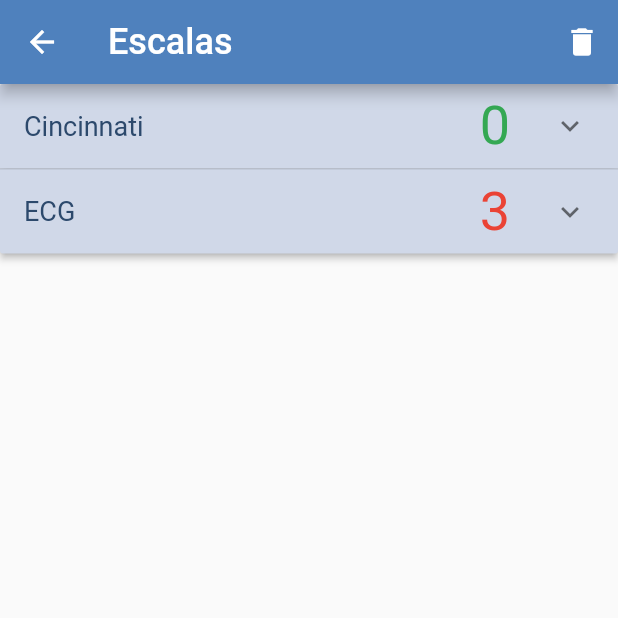
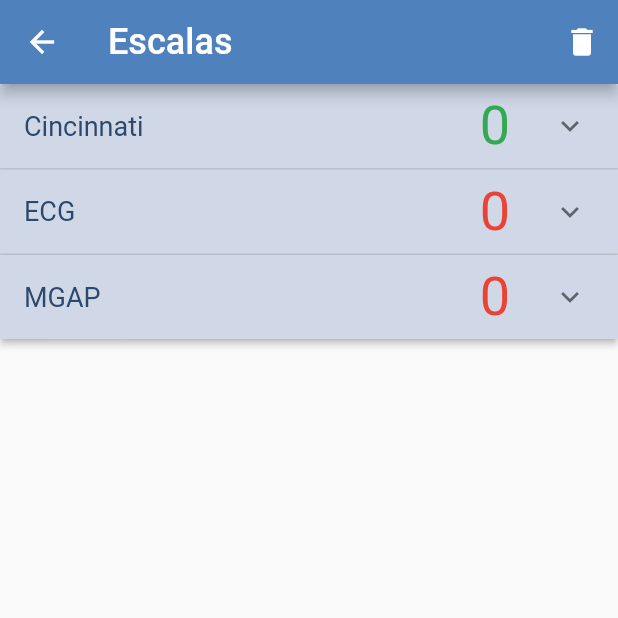
Before and after one commit to davidjosearaujo/ephscores, a Flutter app: the Score screen opened by its route, after a tap on the "delete" icon, on a phone screen of 412 x 824 dp, the top half of it. Run offline on Flutter 3.47's test engine with Material 2 defaults, Android fonts, the phone set to English and light mode, and no system bars; our stand-ins replace shared_preferences, weather_icons; missing offline and left inert: flutter_flashlight; accounts and stored records are empty.

Commit message:
Cincinnati and ECG complete + Delete function + Saving status

```diff
--- a/ephscores/lib/Score.dart
+++ b/ephscores/lib/Score.dart
@@ -32,28 +32,63 @@ class _ScoreState extends State<Score> {
     false,
   ];
   List<bool> cincinnati = [false, false, false];
-  int ecgvisual = 1, ecgverbal = 1, ecgmove = 1;
+  List<int> ecg = [0, 0, 0];
 
   @override
   void initState() {
     super.initState();
+    load();
   }
 
-  void ecgcount() {
-    widget.s2 = ecgverbal + ecgvisual + ecgmove;
+  void load() async {
+    SharedPreferences.getInstance().then((value) {
+      setState(() {
+        cincinnati[0] =
+            value.containsKey('s1.0') ? value.getBool('s1.0') : false;
+        cincinnati[1] =
+            value.containsKey('s1.1') ? value.getBool('s1.1') : false;
+        cincinnati[2] =
+            value.containsKey('s1.2') ? value.getBool('s1.2') : false;
+        ecg[0] = value.containsKey('s2.0') ? value.getInt('s2.0') : 0;
+        ecg[1] = value.containsKey('s2.1') ? value.getInt('s2.1') : 0;
+        ecg[2] = value.containsKey('s2.2') ? value.getInt('s2.2') : 0;
+      });
+    });
   }
 
-  void refresh() async {
+  Future<bool> save() async {
     widget.prefs1 = await SharedPreferences.getInstance();
-    widget.prefs1.setInt('s1', widget.s1);
-    widget.prefs1.setInt('s2', widget.s2);
-    widget.prefs1.setInt('s3', widget.s3);
-    widget.prefs1.setInt('s4', widget.s4);
+    widget.prefs1.setBool("s1.0", cincinnati[0]);
+    widget.prefs1.setBool("s1.1", cincinnati[1]);
+    widget.prefs1.setBool("s1.2", cincinnati[2]);
+    widget.prefs1.setInt('s2.0', ecg[0]);
+    widget.prefs1.setInt('s2.1', ecg[1]);
+    widget.prefs1.setInt('s2.2', ecg[2]);
+    setState(() {});
+    return true;
+  }
+
+  int cincinattiCount() {
+    int c = 0;
+    for (bool x in cincinnati) {
+      if (x) c++;
+    }
+    return c;
+  }
+
+  int ecgCount() {
+    if (ecg[0] == null || ecg[1] == null || ecg[2] == null) {
+      return 3;
+    } else {
+      return ecg[0] + ecg[1] + ecg[2];
+    }
   }
 
   @override
   Widget build(BuildContext context) {
-    return Scaffold(
+    return WillPopScope(
+      onWillPop: save,
+      child: Scaffold(
           appBar: AppBar(
             title: Text(
               "Escalas",
@@ -63,8 +98,10 @@ class _ScoreState extends State<Score> {
             actions: [
               IconButton(
                 icon: Icon(Icons.delete),
-              onPressed: () {
-
+                onPressed: () async {
+                  widget.prefs1 = await SharedPreferences.getInstance();
+                  widget.prefs1.clear();
+                  load();
                 },
               ),
             ],
@@ -90,7 +127,7 @@ class _ScoreState extends State<Score> {
                               fontSize: 18),
                         ),
                         trailing: Text(
-                        "${widget.s1}",
+                          "${cincinattiCount()}",
                           style: TextStyle(
                             color: ((int e) {
                               if (e == 0) {
@@ -99,7 +136,7 @@ class _ScoreState extends State<Score> {
                               return (e > 2)
                                   ? Color.fromRGBO(234, 67, 53, 1.0)
                                   : Color.fromRGBO(251, 188, 4, 1.0);
-                          })(widget.s1),
+                            })(cincinattiCount()),
                             fontSize: 36,
                           ),
                         ),
@@ -124,7 +161,7 @@ class _ScoreState extends State<Score> {
                             onChanged: (e) {
                               setState(() {
                                 cincinnati[0] = e;
-                              e ? widget.s1++ : widget.s1--;
+                                cincinattiCount();
                               });
                             },
                           ),
@@ -142,7 +179,7 @@ class _ScoreState extends State<Score> {
                             onChanged: (e) {
                               setState(() {
                                 cincinnati[1] = e;
-                              e ? widget.s1++ : widget.s1--;
+                                cincinattiCount();
                               });
                             },
                           ),
@@ -160,7 +197,7 @@ class _ScoreState extends State<Score> {
                             onChanged: (e) {
                               setState(() {
                                 cincinnati[2] = e;
-                              e ? widget.s1++ : widget.s1--;
+                                cincinattiCount();
                               });
                             },
                           ),
@@ -178,7 +215,7 @@ class _ScoreState extends State<Score> {
                               fontSize: 18),
                         ),
                         trailing: Text(
-                        "${widget.s2}",
+                          "${ecgCount()}",
                           style: TextStyle(
                             color: ((int e) {
                               if (e == 15) {
@@ -187,7 +224,7 @@ class _ScoreState extends State<Score> {
                               return (e < 8)
                                   ? Color.fromRGBO(234, 67, 53, 1.0)
                                   : Color.fromRGBO(251, 188, 4, 1.0);
-                          })(widget.s2),
+                            })(ecgCount()),
                             fontSize: 36,
                           ),
                         ),
@@ -203,7 +240,9 @@ class _ScoreState extends State<Score> {
                           color: Color.fromRGBO(233, 237, 244, 1.0),
                           padding: const EdgeInsets.fromLTRB(8, 0, 8, 0),
                           child: DropdownButton(
-                          value: ecgvisual,
+                            value: (() {
+                              return ecg[0] == 0 ? null : ecg[0];
+                            })(),
                             hint: Text("Resposta Visual"),
                             iconSize: 0.0,
                             style: TextStyle(
@@ -228,8 +267,8 @@ class _ScoreState extends State<Score> {
                             ],
                             onChanged: (e) {
                               setState(() {
-                              ecgvisual = e;
-                              ecgcount();
+                                ecg[0] = e;
+                                ecgCount();
                               });
                             },
                           ),
@@ -238,7 +277,9 @@ class _ScoreState extends State<Score> {
                           color: Color.fromRGBO(233, 237, 244, 1.0),
                           padding: const EdgeInsets.fromLTRB(8, 0, 8, 0),
                           child: DropdownButton(
-                          value: ecgverbal,
+                            value: (() {
+                              return ecg[1] == 0 ? null : ecg[1];
+                            })(),
                             hint: Text("Resposta Verbal"),
                             iconSize: 0.0,
                             style: TextStyle(
@@ -267,8 +308,8 @@ class _ScoreState extends State<Score> {
                             ],
                             onChanged: (e) {
                               setState(() {
-                              ecgverbal = e;
-                              ecgcount();
+                                ecg[1] = e;
+                                ecgCount();
                               });
                             },
                           ),
@@ -277,7 +318,9 @@ class _ScoreState extends State<Score> {
                           color: Color.fromRGBO(233, 237, 244, 1.0),
                           padding: const EdgeInsets.fromLTRB(8, 0, 8, 0),
                           child: DropdownButton(
-                          value: ecgmove,
+                            value: (() {
+                              return ecg[2] == 0 ? null : ecg[2];
+                            })(),
                             hint: Text("Resposta Motora"),
                             iconSize: 0.0,
                             style: TextStyle(
@@ -310,8 +353,8 @@ class _ScoreState extends State<Score> {
                             ],
                             onChanged: (e) {
                               setState(() {
-                              ecgmove = e;
-                              ecgcount();
+                                ecg[2] = e;
+                                ecgCount();
                               });
                             },
                           ),
@@ -319,9 +362,40 @@ class _ScoreState extends State<Score> {
                       ],
                     ),
                   ),
+                  ExpansionPanel(
+                    headerBuilder: (BuildContext context, bool isExpanded) {
+                      return ListTile(
+                        title: Text(
+                          "MGAP",
+                          style: TextStyle(
+                              color: Color.fromRGBO(44, 73, 108, 1.0),
+                              fontSize: 18),
+                        ),
+                        trailing: Text(
+                          "${widget.s3}",
+                          style: TextStyle(
+                            color: ((int e) {
+                              if (e == 15) {
+                                return Color.fromRGBO(52, 168, 83, 1.0);
+                              }
+                              return (e < 8)
+                                  ? Color.fromRGBO(234, 67, 53, 1.0)
+                                  : Color.fromRGBO(251, 188, 4, 1.0);
+                            })(widget.s3),
+                            fontSize: 36,
+                          ),
+                        ),
+                      );
+                    },
+                    backgroundColor: Color.fromRGBO(208, 216, 232, 1.0),
+                    isExpanded: expanded[2],
+                    canTapOnHeader: true,
+                    body: Text("hi"),
+                  ),
                 ],
               ),
             ],
-        ));
+          )),
+    );
   }
 }
```
Lines whose indentation alone changed are shown as unchanged.
